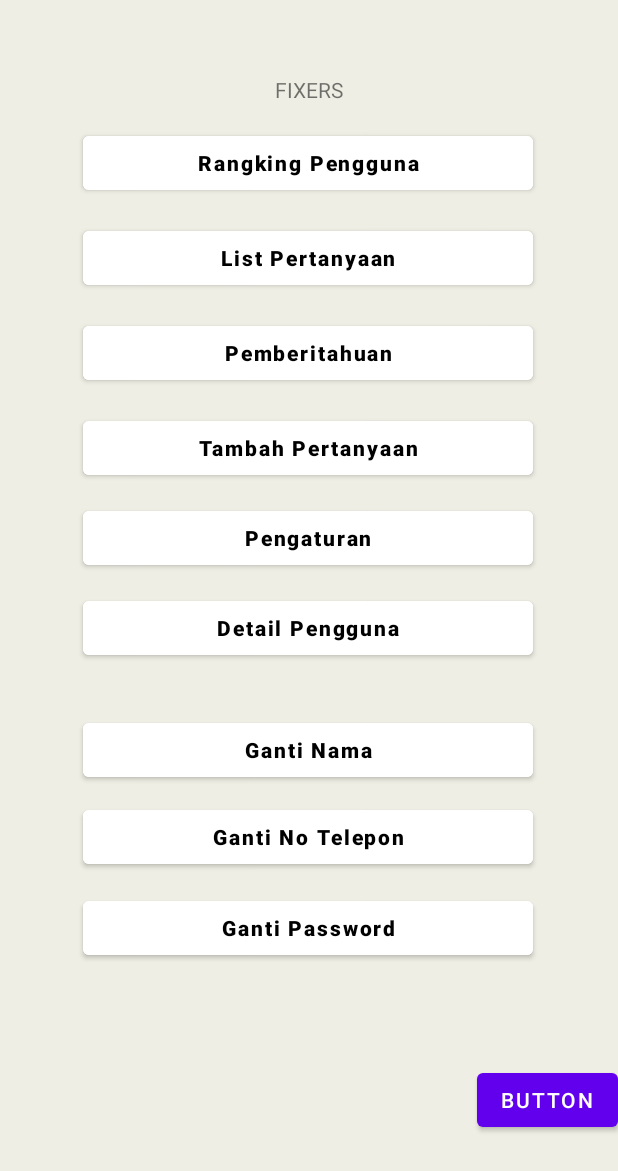
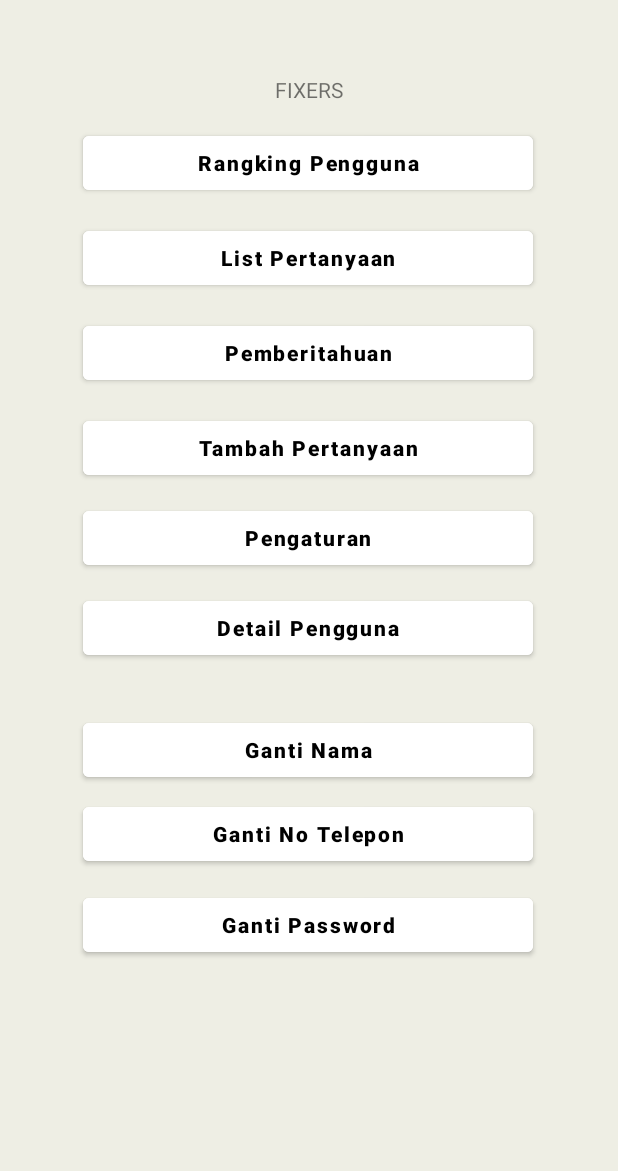
Before and after one commit to kevinmaulanan/stack-question, an Android app: the screen it shows after launch (MainActivity), on a phone screen of 412 x 824 dp. Shown: the top 1171 px of the screen. Run offline under Robolectric (Android 15) with nearby library versions, the phone set to English and light mode, and no system bars; 2 statements that could not run were skipped.

Commit message:
leo_tugass

```diff
--- a/app/src/main/AndroidManifest.xml
+++ b/app/src/main/AndroidManifest.xml
@@ -53,7 +53,9 @@
             android:exported="true" />
         <activity
             android:name=".gantinotelpon"
-            android:exported="true" />
+            android:exported="true" /><activity
+        android:name=".pilih_view"
+        android:exported="true" />
         <activity android:name=".MainActivity">
             <intent-filter>
                 <action android:name="android.intent.action.MAIN" />
--- a/app/src/main/res/layout/activity_main.xml
+++ b/app/src/main/res/layout/activity_main.xml
@@ -162,21 +162,12 @@
         android:textAllCaps="false"
         android:textColor="@android:color/black"
         android:textStyle="bold"
-        app:layout_constraintBottom_toBottomOf="parent"
         app:layout_constraintEnd_toEndOf="parent"
-        app:layout_constraintHorizontal_bias="0.494"
+        app:layout_constraintHorizontal_bias="0.495"
         app:layout_constraintStart_toStartOf="parent"
-        app:layout_constraintTop_toBottomOf="@+id/btnSubmit7"
-        app:layout_constraintVertical_bias="0.008" />
+        app:layout_constraintTop_toBottomOf="@+id/btnSubmit7" />
 
-    <Button
-        android:id="@+id/button3"
-        android:layout_width="wrap_content"
-        android:layout_height="wrap_content"
-        android:text="Button"
-        app:layout_constraintBottom_toBottomOf="parent"
-        app:layout_constraintEnd_toEndOf="parent"
-        app:layout_constraintTop_toBottomOf="@+id/btnSubmit5" />
+
 
 
 </androidx.constraintlayout.widget.ConstraintLayout>
--- a/app/src/main/res/layout/activity_pilih_view.xml
+++ b/app/src/main/res/layout/activity_pilih_view.xml
@@ -4,7 +4,6 @@
     xmlns:tools="http://schemas.android.com/tools"
     android:layout_width="match_parent"
     android:layout_height="match_parent"
-    android:background="@drawable/background"
     tools:context=".pilih_view">
     <ImageView
         android:id="@+id/imageView154"
@@ -484,4 +483,5 @@ Naik Haji Bagi yang Sudah Mampu."
         app:layout_constraintHorizontal_bias="0.301"
         app:layout_constraintStart_toStartOf="@+id/imageView10"
         app:layout_constraintTop_toTopOf="@+id/imageView10" />
+
 </androidx.constraintlayout.widget.ConstraintLayout>
```
Also changed, not shown: app/src/main/java/com/example/belajar_java_ndp/MainActivity.java (+7 -0 lines).
